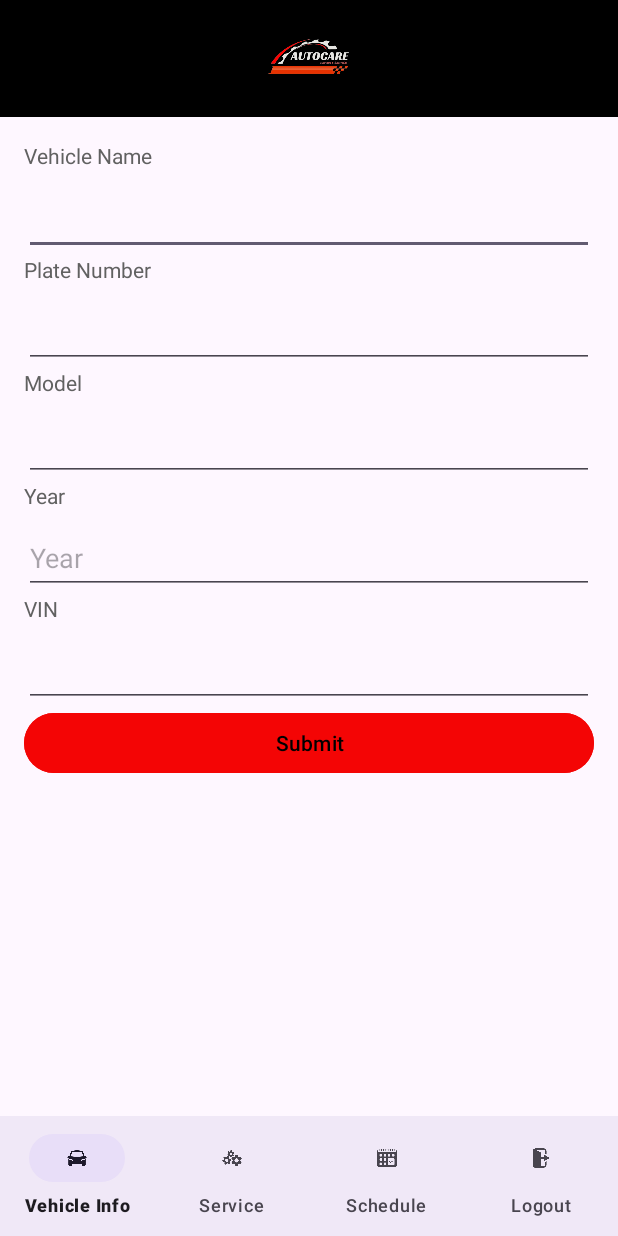
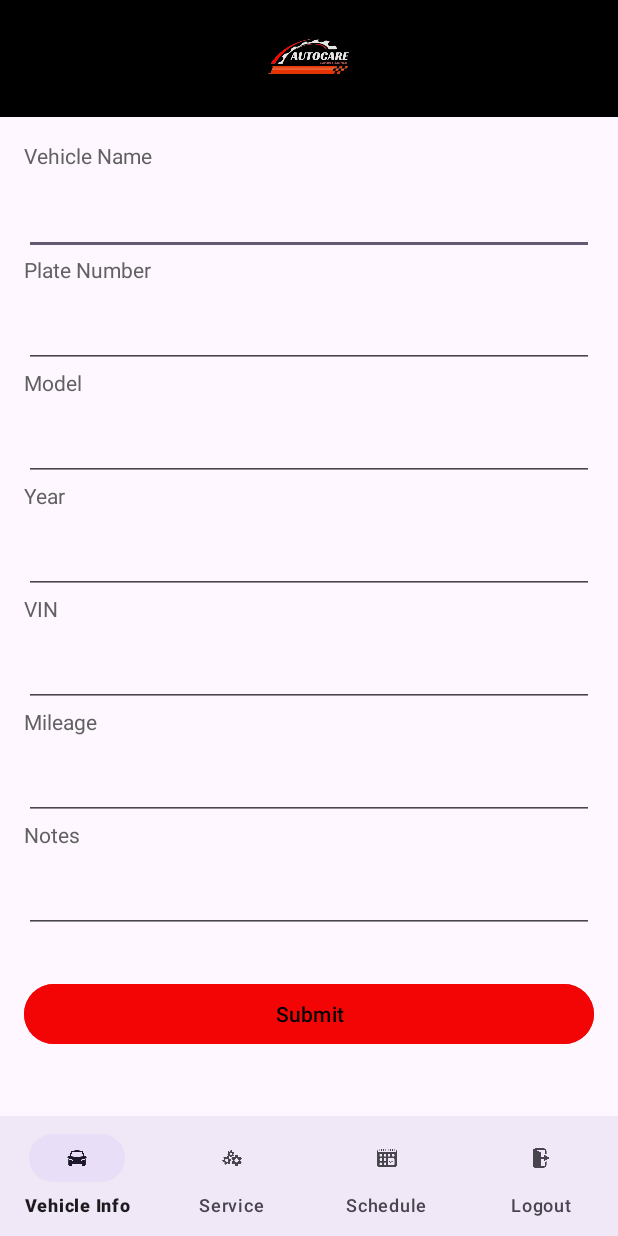
Before and after one commit to elycuaton/Car_maintenance_mobile_app_project, an Android app: the Information screen opened directly, with no data from a screen before it, on a phone screen of 412 x 824 dp. Run offline under Robolectric (Android 15) with nearby library versions, the phone set to English and light mode, and no system bars.

Commit message:
Update UI

```diff
--- a/CarMaintenanceApp/app/src/main/res/layout/activity_information.xml
+++ b/CarMaintenanceApp/app/src/main/res/layout/activity_information.xml
@@ -38,10 +38,11 @@
 
     <ScrollView
         android:layout_width="match_parent"
-        android:layout_height="508dp"
+        android:layout_height="wrap_content"
         android:layout_marginTop="78dp"
         app:layout_constraintBottom_toTopOf="@id/bottom_navigation"
-        app:layout_constraintTop_toBottomOf="@+id/toolbar">
+        app:layout_constraintTop_toBottomOf="@+id/toolbar"
+        tools:ignore="TextSizeCheck">
 
         <LinearLayout
             android:layout_width="match_parent"
@@ -53,7 +54,7 @@
                 android:layout_width="match_parent"
                 android:layout_height="wrap_content"
                 android:layout_marginBottom="1dp"
-                android:text="@string/vehicle_name_hint"
+                android:text="@string/vehicle_name"
                 android:textColor="#616161"
                 android:textSize="14sp" />
 
@@ -125,20 +126,20 @@
                 android:id="@+id/year"
                 android:layout_width="match_parent"
                 android:layout_height="wrap_content"
-                android:hint="@string/year"
+                android:hint="@string/hint"
                 android:importantForAutofill="no"
                 android:inputType="text"
                 android:maxLength="10"
                 android:maxLines="1"
                 android:minHeight="48dp"
                 android:textColor="#121010"
-                tools:ignore="DuplicateSpeakableTextCheck" />
+                tools:ignore="DuplicateSpeakableTextCheck,SpeakableTextPresentCheck" />
 
             <TextView
                 android:layout_width="match_parent"
                 android:layout_height="wrap_content"
                 android:layout_marginBottom="8dp"
-                android:text="@string/vehicle_vin_hint"
+                android:text="@string/vehicle_vin"
                 android:textColor="#616161"
                 android:textSize="14sp" />
 
@@ -155,10 +156,54 @@
                 android:textColor="#121010"
                 tools:ignore="SpeakableTextPresentCheck" />
 
+            <TextView
+                android:layout_width="match_parent"
+                android:layout_height="wrap_content"
+                android:layout_marginBottom="8dp"
+                android:text="@string/mileage"
+                android:textColor="#616161"
+                android:textSize="14sp" />
+
+            <EditText
+                android:id="@+id/mileage"
+                android:layout_width="match_parent"
+                android:layout_height="wrap_content"
+                android:hint="@string/hint"
+                android:importantForAutofill="no"
+                android:inputType="text"
+                android:maxLength="10"
+                android:maxLines="1"
+                android:minHeight="48dp"
+                android:textColor="#121010"
+                tools:ignore="SpeakableTextPresentCheck" />
+
+            <TextView
+                android:layout_width="match_parent"
+                android:layout_height="wrap_content"
+                android:layout_marginBottom="8dp"
+                android:text="@string/notes"
+                android:textColor="#616161"
+                android:textSize="14sp" />
+
+            <EditText
+                android:id="@+id/notes"
+                android:layout_width="match_parent"
+                android:layout_height="wrap_content"
+                android:hint="@string/hint"
+                android:importantForAutofill="no"
+                android:inputType="text"
+                android:maxLength="10"
+                android:maxLines="1"
+                android:minHeight="48dp"
+                android:textColor="#121010"
+                tools:ignore="SpeakableTextPresentCheck" />
+
+
             <Button
                 android:id="@+id/submitVehicleInfo"
                 android:layout_width="match_parent"
                 android:layout_height="wrap_content"
+                android:layout_marginTop="30dp"
                 android:backgroundTint="#F40505"
                 android:text="@string/submit"
                 android:textColor="#000000" />
--- a/CarMaintenanceApp/app/src/main/res/values/strings.xml
+++ b/CarMaintenanceApp/app/src/main/res/values/strings.xml
@@ -33,14 +33,12 @@
     <string name="logout">Logout</string>
     <string name="services">Service</string>
     <string name="schedule">Schedule</string>
-    <string name="vehicle_name_hint">Vehicle Name</string>
-    <string name="plate_number_hint">Plate Number</string>
-    <string name="model_hint">Model</string>
-    <string name="year_hint">Year</string>
-    <string name="vehicle_vin_hint">VIN</string>
+    <string name="vehicle_vin">VIN</string>
     <string name="submit">Submit</string>
     <string name="add_vehicle"> Add Vehicle</string>
     <string name="hint"> </string>
+    <string name="mileage"> Mileage </string>
+    <string name="notes"> Notes </string>
 
 
 </resources>
```
